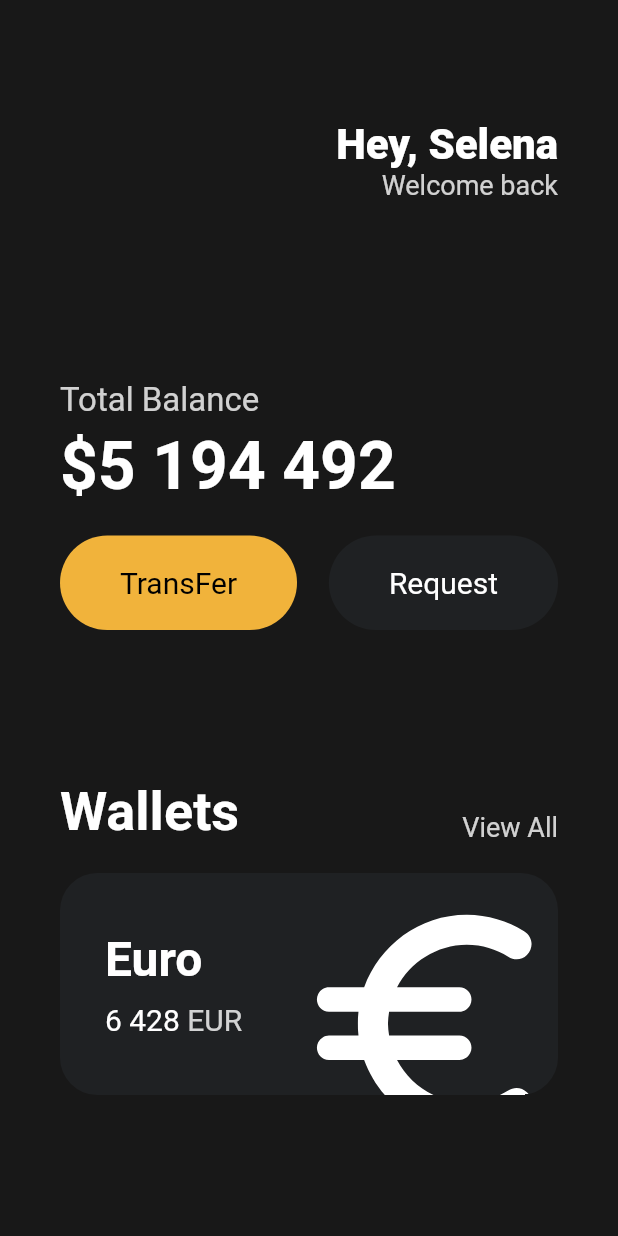
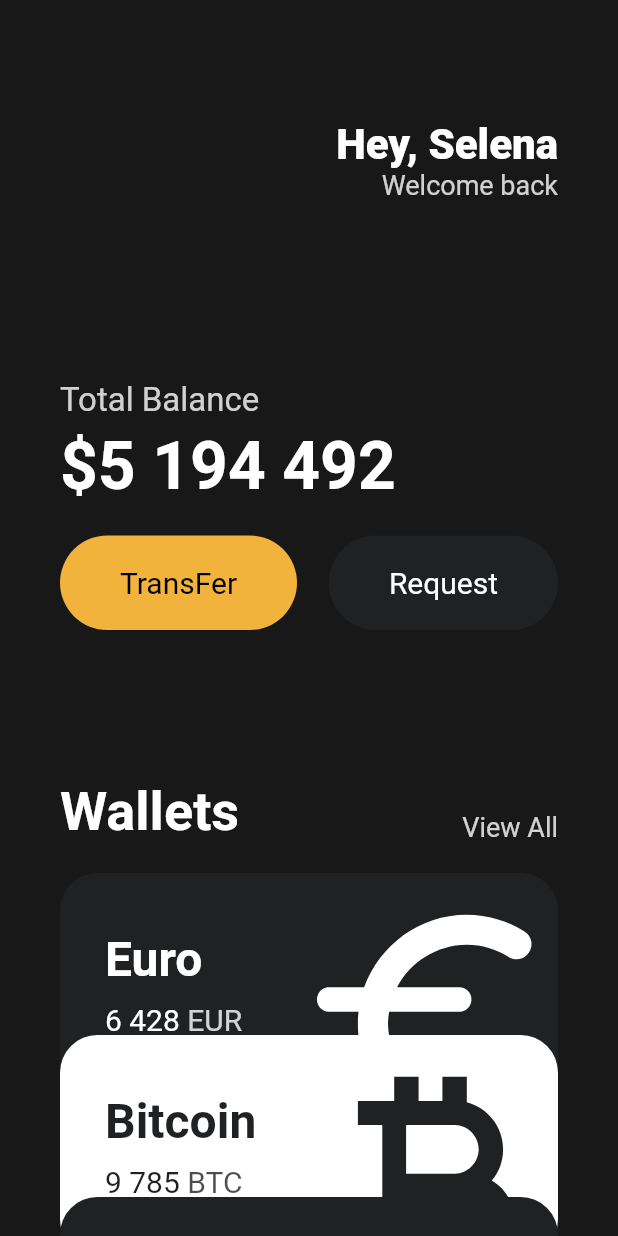
Before and after one commit to SangkiKim/toonflix, a Flutter app: the screen it shows after launch, on a phone screen of 412 x 824 dp. Run offline on Flutter 3.47's test engine with Material 2 defaults, Android fonts, the phone set to English and light mode, and no system bars.

Commit message:
make card widget

```diff
--- a/lib/main.dart
+++ b/lib/main.dart
@@ -1,5 +1,6 @@
 import 'package:flutter/material.dart';
 import 'package:toonflix/widgets/button.dart';
+import 'package:toonflix/widgets/currency_card.dart';
 
 void main() {
   runApp(App());
@@ -11,7 +12,8 @@ class App extends StatelessWidget {
     return MaterialApp(
       home: Scaffold(
         backgroundColor: const Color(0xFF181818),
-        body: Padding(
+        body: SingleChildScrollView(
+          child: Padding(
             padding: const EdgeInsets.symmetric(horizontal: 40),
             child: Column(
               crossAxisAlignment: CrossAxisAlignment.start,
@@ -106,72 +108,43 @@ class App extends StatelessWidget {
                 const SizedBox(
                   height: 20,
                 ),
-              Container(
-                clipBehavior: Clip.hardEdge,
-                decoration: BoxDecoration(
-                  color: const Color(0xFF1F2123),
-                  borderRadius: BorderRadius.circular(25),
+                const CurrencyCards(
+                  name: "Euro",
+                  code: "EUR",
+                  amount: "6 428",
+                  icon: Icons.euro_rounded,
+                  isInverted: false,
                 ),
-                child: Padding(
-                  padding: const EdgeInsets.all(
-                    30,
+                Transform.translate(
+                  offset: const Offset(
+                    0,
+                    -40,
                   ),
-                  child: Row(
-                    mainAxisAlignment: MainAxisAlignment.spaceBetween,
-                    children: [
-                      Column(
-                        crossAxisAlignment: CrossAxisAlignment.start,
-                        children: [
-                          const Text(
-                            'Euro',
-                            style: TextStyle(
-                              color: Colors.white,
-                              fontSize: 32,
-                              fontWeight: FontWeight.w600,
+                  child: const CurrencyCards(
+                    name: "Bitcoin",
+                    code: "BTC",
+                    amount: "9 785",
+                    icon: Icons.currency_bitcoin,
+                    isInverted: true,
                   ),
                 ),
-                          const SizedBox(
-                            height: 10,
+                Transform.translate(
+                  offset: const Offset(
+                    0,
+                    -80,
                   ),
-                          Row(
-                            children: [
-                              const Text("6 428",
-                                  style: TextStyle(
-                                    color: Colors.white,
-                                    fontSize: 20,
-                                  )),
-                              const SizedBox(
-                                width: 5,
-                              ),
-                              Text(
-                                "EUR",
-                                style: TextStyle(
-                                  color: Colors.white.withOpacity(0.8),
-                                  fontSize: 20,
-                                ),
-                              ),
-                            ],
-                          ),
-                        ],
-                      ),
-                      Transform.scale(
-                        scale: 2.2,
-                        child: Transform.translate(
-                          offset: const Offset(-5, 12),
-                          child: const Icon(
-                            Icons.euro_rounded,
-                            color: Colors.white,
-                            size: 88,
-                          ),
+                  child: const CurrencyCards(
+                    name: "Dollar",
+                    code: "USD",
+                    amount: "9 631",
+                    icon: Icons.attach_money_outlined,
+                    isInverted: false,
                   ),
                 ),
               ],
             ),
           ),
         ),
-            ],
-          ),
-        ),
       ),
     );
   }
--- /dev/null
+++ b/lib/widgets/currency_card.dart
@@ -0,0 +1,90 @@
+import 'package:flutter/material.dart';
+
+class CurrencyCards extends StatelessWidget {
+  final String name, code, amount;
+  final IconData icon;
+  final bool isInverted;
+  final _blackColor = const Color(0xFF1F2123);
+
+  const CurrencyCards({
+    super.key,
+    required this.name,
+    required this.code,
+    required this.amount,
+    required this.icon,
+    required this.isInverted,
+  });
+
+  @override
+  Widget build(BuildContext context) {
+    return Container(
+      clipBehavior: Clip.hardEdge,
+      decoration: BoxDecoration(
+        color: isInverted ? Colors.white : _blackColor,
+        borderRadius: BorderRadius.circular(25),
+      ),
+      child: Padding(
+        padding: const EdgeInsets.all(
+          30,
+        ),
+        child: Row(
+          mainAxisAlignment: MainAxisAlignment.spaceBetween,
+          children: [
+            Column(
+              crossAxisAlignment: CrossAxisAlignment.start,
+              children: [
+                Text(
+                  name,
+                  style: TextStyle(
+                    color: isInverted ? _blackColor : Colors.white,
+                    fontSize: 32,
+                    fontWeight: FontWeight.w600,
+                  ),
+                ),
+                const SizedBox(
+                  height: 10,
+                ),
+                Row(
+                  children: [
+                    Text(amount,
+                        style: TextStyle(
+                          color: isInverted ? _blackColor : Colors.white,
+                          fontSize: 20,
+                        )),
+                    const SizedBox(
+                      width: 5,
+                    ),
+                    Text(
+                      code,
+                      style: TextStyle(
+                        color: isInverted
+                            ? _blackColor.withOpacity(0.8)
+                            : Colors.white.withOpacity(0.8),
+                        fontSize: 20,
+                      ),
+                    ),
+                  ],
+                ),
+              ],
+            ),
+            Transform.scale(
+              scale: 2.2,
+              child: Transform.translate(
+                offset: const Offset(
+                  -5,
+                  12,
+                ),
+                child: Icon(
+                  icon,
+                  color: isInverted ? _blackColor : Colors.white,
+                  size: 88,
+                ),
+              ),
+            ),
+          ],
+        ),
+      ),
+    );
+    throw UnimplementedError();
+  }
+}
```
Lines whose indentation alone changed are shown as unchanged.
